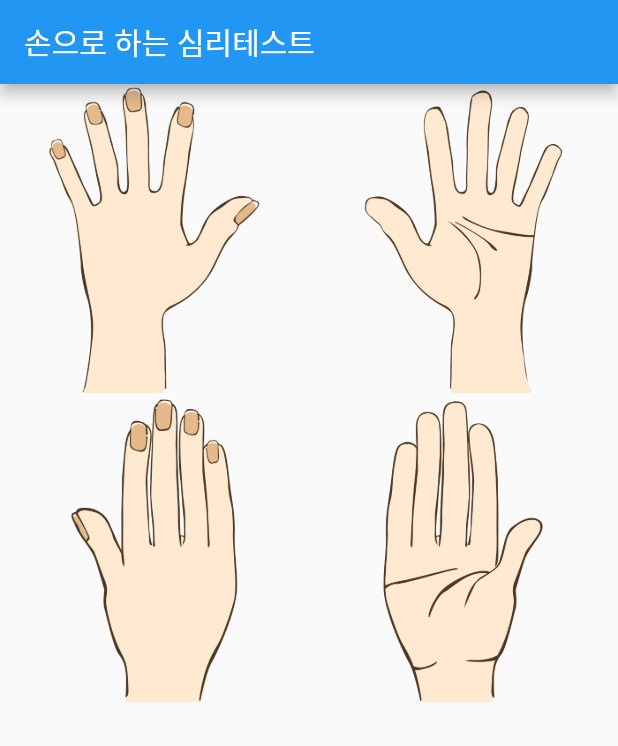
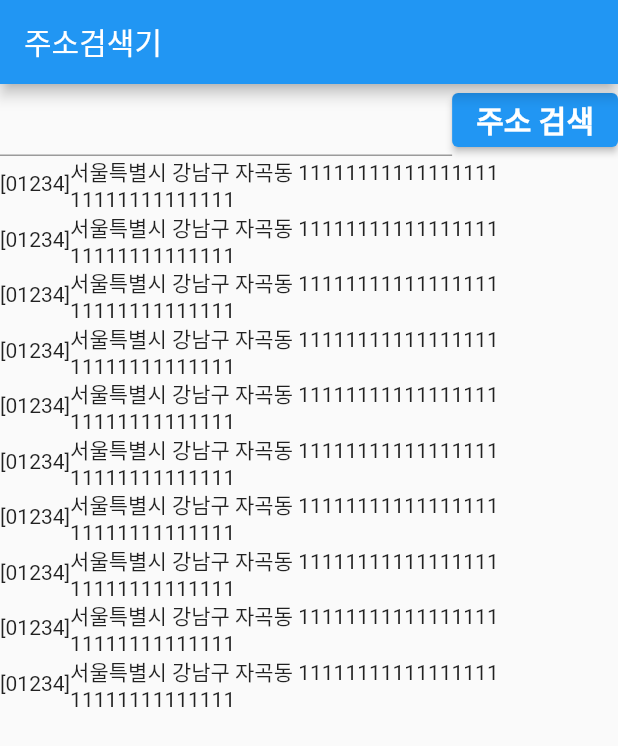
Before and after one commit to sianux1209/flutter_study, a Flutter app: the screen it shows after launch, on a phone screen of 412 x 824 dp. Shown: the top 746 px of the screen. Run offline on Flutter 3.47's test engine with Material 2 defaults, Android fonts, the phone set to English and light mode, and no system bars; our stand-ins replace localstorage.

Commit message:
add juso_go_kr.dart but incomplement project

```diff
--- /dev/null
+++ b/lib/juso_go_kr/juso_go_kr.dart
@@ -0,0 +1,75 @@
+// ignore_for_file: prefer_const_constructors, prefer_const_literals_to_create_immutables
+
+import 'package:flutter/material.dart';
+
+class JusoGoKr extends StatelessWidget {
+  const JusoGoKr({Key? key}) : super(key: key);
+
+  @override
+  Widget build(BuildContext context) {
+    return MaterialApp(
+      title: 'JusoGoKr',
+      theme: ThemeData(
+        primarySwatch: Colors.blue,
+      ),
+      home: JusoStateful(),
+    );
+  }
+}
+
+class JusoStateful extends StatefulWidget {
+  const JusoStateful({Key? key}) : super(key: key);
+
+  @override
+  State<StatefulWidget> createState() => JusoState();
+}
+
+class JusoState extends State<JusoStateful> {
+  TextEditingController controller = TextEditingController();
+
+  @override
+  Widget build(BuildContext context) {
+    return Scaffold(
+      appBar: AppBar(
+        title: Text("주소검색기"),
+      ),
+      body: Center(
+        child: Column(
+          children: <Widget>[
+            Row(
+              children: <Widget>[
+                Flexible(
+                  flex: 1,
+                  child: TextField(controller: controller),
+                ),
+                ElevatedButton(
+                  onPressed: () {
+                    print('text : ${controller.text}');
+                  },
+                  child: Text("주소 검색",
+                      style: TextStyle(
+                        fontSize: 20,
+                        fontWeight: FontWeight.bold,
+                      )),
+                ),
+              ],
+            ),
+            Flexible(
+              child: ListView.builder(
+                itemBuilder: (BuildContext context, int index) => Row(
+                  children: [
+                    Text('[01234]'),
+                    Flexible(
+                        child: Text(
+                            '서울특별시 강남구 자곡동 11111111111111111 11111111111111')),
+                  ],
+                ),
+                itemCount: 10,
+              ),
+            )
+          ],
+        ),
+      ),
+    );
+  }
+}
--- a/lib/main.dart
+++ b/lib/main.dart
@@ -6,6 +6,7 @@ import 'package:flutter_study/fortune_cookie.dart';
 import 'package:flutter_study/reminder.dart';
 import 'package:flutter_study/navigation.dart';
 import 'package:flutter_study/hand_test/hand_test.dart';
+import 'package:flutter_study/juso_go_kr/juso_go_kr.dart';
 
 /*
   [how to use?]
@@ -18,8 +19,9 @@ import 'package:flutter_study/hand_test/hand_test.dart';
     3. Reminder()
     4. Navigation()
     5. HandTest()
+    6. JusoGoKr()  *incomplement
 */
 
 void main() {
-  runApp(HandTest());
+  runApp(JusoGoKr());
 }
--- a/pubspec.yaml
+++ b/pubspec.yaml
@@ -36,6 +36,8 @@ dependencies:
   cupertino_icons: ^1.0.2
   localstorage: ^4.0.0+1
   intl: ^0.17.0
+  path_provider: ^2.0.7
+  io: ^1.0.3
 
 dev_dependencies:
   flutter_test:
@@ -62,6 +64,7 @@ flutter:
   # To add assets to your application, add an assets section, like this:
   assets:
      - lib/hand_test/assets/
+     - lib/juso_go_kr/
 
   # An image asset can refer to one or more resolution-specific "variants", see
   # https://flutter.dev/assets-and-images/#resolution-aware.
```
Also changed, not shown: 2 other files.
